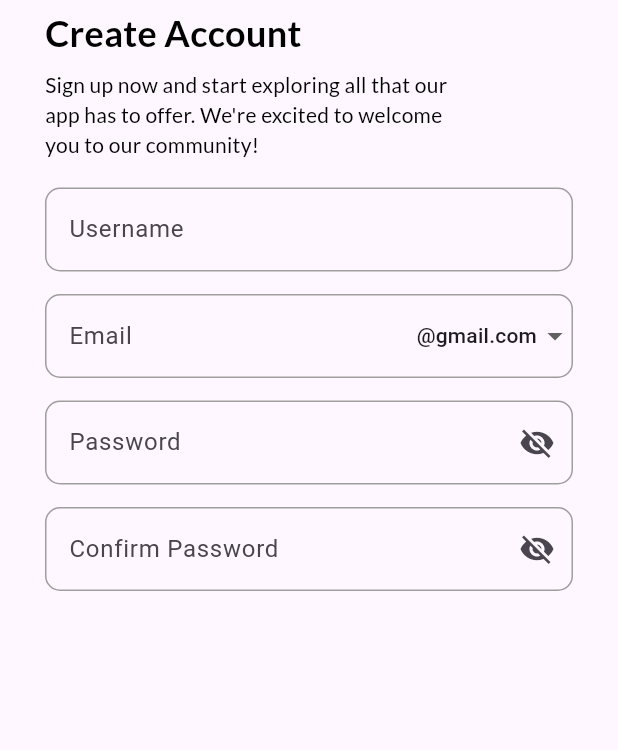
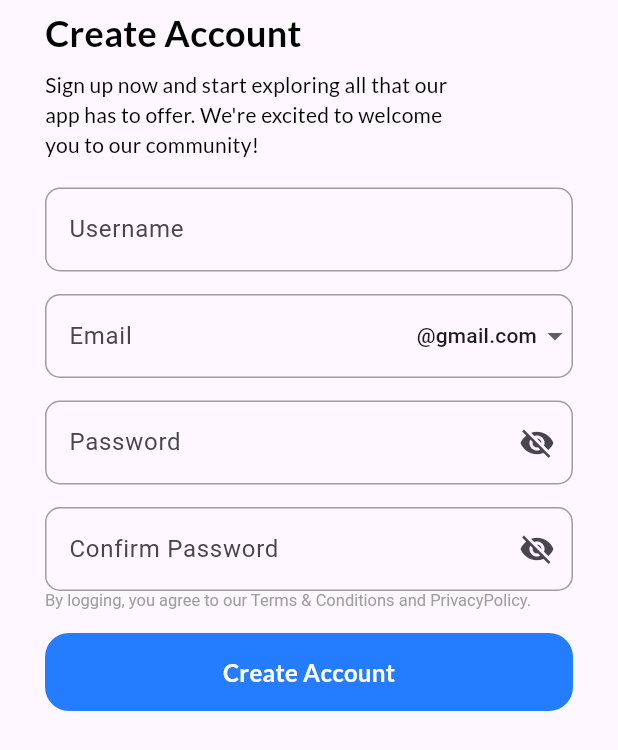
Before and after one commit to Sukhmeetsingh306/NFT_Trading, a Flutter app: the screen it shows after launch, on a phone screen of 412 x 824 dp. Shown: the top 750 px of the screen. Run offline on Flutter 3.47's test engine with Material 3 defaults, Android fonts, the phone set to English and light mode, and no system bars; our stand-ins replace google_fonts.

Commit message:
added the create account button

```diff
--- /dev/null
+++ b/frontend/lib/core/termsAndConditions_core.dart
@@ -0,0 +1,30 @@
+import 'package:flutter/material.dart';
+
+import '../utils/text_utils.dart';
+
+class TermsAndConditionsText extends StatelessWidget {
+  const TermsAndConditionsText({super.key});
+
+  @override
+  Widget build(BuildContext context) {
+    return RichText(
+      textAlign: TextAlign.center,
+      text: TextSpan(
+        children: [
+          textSpan(
+            'By logging, you agree to our',
+          ),
+          textSpan(
+            ' Terms & Conditions',
+          ),
+          textSpan(
+            ' and',
+          ),
+          textSpan(
+            ' PrivacyPolicy.',
+          ),
+        ],
+      ),
+    );
+  }
+}
--- a/frontend/lib/screens/signup_screen.dart
+++ b/frontend/lib/screens/signup_screen.dart
@@ -1,6 +1,8 @@
 import 'package:flutter/material.dart';
 import 'package:frontend/utils/space_utils.dart';
 
+import '../core/termsAndConditions_core.dart';
+import '../utils/buttons/signup_button.dart';
 import '../utils/text_utils.dart';
 
 class SignUpScreen extends StatefulWidget {
@@ -20,6 +22,9 @@ class _SignUpScreenState extends State<SignUpScreen> {
 
   bool _obscureText = true;
   bool _confirmObscureText = true;
+
+  final passwordFocusNode = FocusNode();
+  final passwordConfirmationFocusNode = FocusNode();
 
   final List<String> emailDomains = [
     'gmail.com',
@@ -199,6 +204,12 @@ class _SignUpScreenState extends State<SignUpScreen> {
                   ],
                 ),
               ),
+              const TermsAndConditionsText(),
+              sizedBoxH15(),
+              AppTextButton(
+                buttonText: "Create Account",
+                onPressed: () async {},
+              ),
             ],
           ),
         ),
--- /dev/null
+++ b/frontend/lib/utils/buttons/signup_button.dart
@@ -0,0 +1,59 @@
+import 'package:flutter/material.dart';
+
+import '../text_utils.dart';
+
+class AppTextButton extends StatelessWidget {
+  final double? borderRadius;
+  final Color? backgroundColor;
+  final double? horizontalPadding;
+  final double? verticalPadding;
+  final double? buttonWidth;
+  final double? buttonHeight;
+  final String buttonText;
+  final VoidCallback onPressed;
+
+  const AppTextButton(
+      {super.key,
+      this.borderRadius,
+      this.backgroundColor,
+      this.horizontalPadding,
+      this.verticalPadding,
+      this.buttonWidth,
+      this.buttonHeight,
+      required this.buttonText,
+      required this.onPressed});
+
+  @override
+  Widget build(BuildContext context) {
+    return TextButton(
+      onPressed: onPressed,
+      style: ButtonStyle(
+        shape: WidgetStateProperty.all<RoundedRectangleBorder>(
+          RoundedRectangleBorder(
+            borderRadius: BorderRadius.circular(
+              borderRadius ?? 16,
+            ),
+          ),
+        ),
+        backgroundColor: WidgetStatePropertyAll(
+          backgroundColor ?? const Color.fromRGBO(36, 124, 255, 1),
+        ),
+        padding: WidgetStateProperty.all<EdgeInsets>(
+          EdgeInsets.symmetric(
+            horizontal: horizontalPadding ?? 12,
+            vertical: verticalPadding ?? 14,
+          ),
+        ),
+        fixedSize: WidgetStateProperty.all(
+          Size(buttonWidth ?? double.maxFinite, buttonHeight ?? 52),
+        ),
+      ),
+      child: googleText(
+        buttonText,
+        fontSize: 16,
+        fontWeight: FontWeight.w600,
+        color: Colors.white,
+      ),
+    );
+  }
+}
--- a/frontend/lib/utils/text_utils.dart
+++ b/frontend/lib/utils/text_utils.dart
@@ -58,6 +58,16 @@ Widget textFormField(
       autovalidateMode: autovalidateMode);
 }
 
+TextSpan textSpan(String text) {
+  return TextSpan(
+    text: text,
+    style: TextStyle(
+      fontSize: 11,
+      fontWeight: FontWeight.w400,
+      color: const Color(0xFF9E9E9E),
+    ),
+  );
+}
 
 
 /*
```
